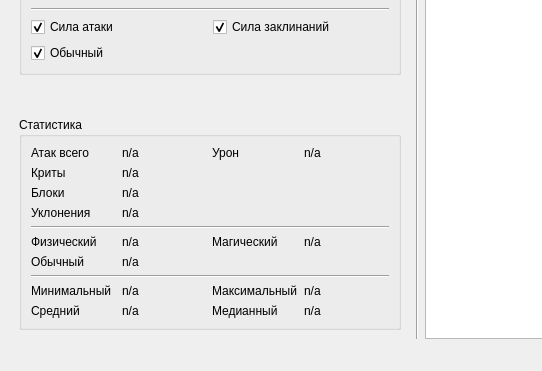
Before: the Qt Designer form src/gui/ui/main_window.ui in KolmePro/reva_damage_viewer, drawn with Qt 5; both pictures show x 0 to 542 and y 464 to 835 of the 1200 by 835 pixel window.
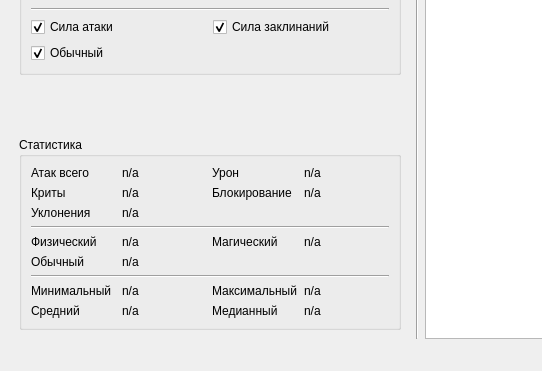
After: the same form once the commit is applied. Icons and pictures are not drawn. Custom widgets are drawn as their Qt base class.

Commit message: Перенести блокирование в правую колонку статистики

What changed in the file:
```diff
--- a/src/gui/ui/main_window.ui
+++ b/src/gui/ui/main_window.ui
@@ -109,11 +109,11 @@
         <height>0</height>
        </size>
       </property>
-      <property name="maximumSize">
-       <size>
-        <width>400</width>
-        <height>16777215</height>
-       </size>
+      <property name="sizePolicy">
+       <sizepolicy hsizetype="Maximum" vsizetype="Preferred">
+        <horstretch>0</horstretch>
+        <verstretch>0</verstretch>
+       </sizepolicy>
       </property>
       <layout class="QVBoxLayout" name="verticalLayout">
        <item>
@@ -648,24 +648,24 @@
             </property>
            </widget>
           </item>
-          <item row="1" column="2" colspan="3">
+          <item row="1" column="2">
            <widget class="QLabel" name="label_24">
             <property name="text">
              <string>n/a</string>
             </property>
            </widget>
           </item>
-          <item row="2" column="1">
+          <item row="1" column="3">
            <widget class="QLabel" name="block_hits_label">
             <property name="text">
-             <string>Блоки</string>
+             <string>Блокирование</string>
             </property>
             <property name="toolTip">
              <string>Количество блокирований и процент от общего числа атак в текущей выборке.</string>
             </property>
            </widget>
           </item>
-          <item row="2" column="2" colspan="3">
+          <item row="1" column="4">
            <widget class="QLabel" name="block_hits_value">
             <property name="text">
              <string>n/a</string>
```
Left out of the diff: 46 changed lines with no effect on the pictures. The commit also changes 1 other file.
